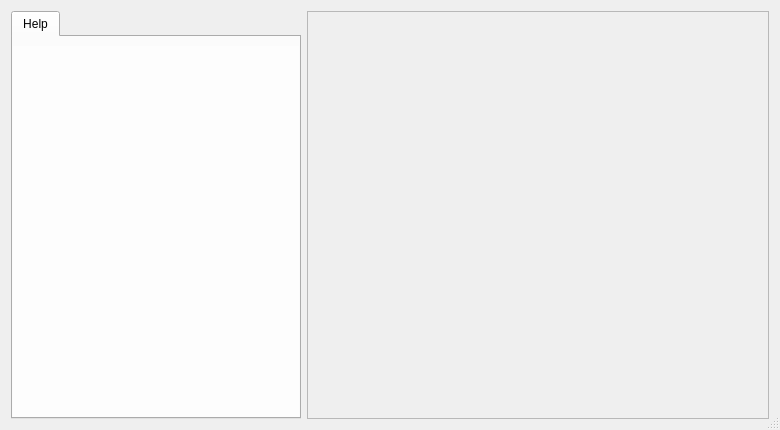
Before: the Qt Designer form memain.ui in antiX-Linux/mx-installer, drawn with Qt 5.
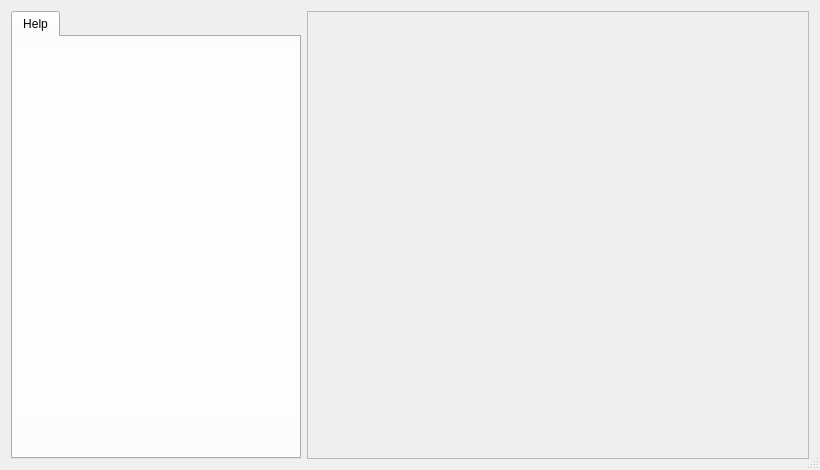
After: the same form once the commit is applied. Icons and pictures are not drawn.

Patch:
```diff
--- a/memain.ui
+++ b/memain.ui
@@ -6,8 +6,8 @@
    <rect>
     <x>0</x>
     <y>0</y>
-    <width>780</width>
-    <height>430</height>
+    <width>820</width>
+    <height>470</height>
    </rect>
   </property>
   <property name="sizePolicy">
```
